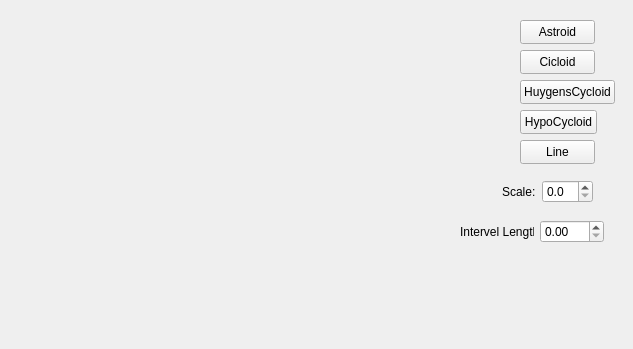
This is mainwindow.ui in InasALKamachy/DEVEL as Qt 5 draws it before an edit. The edited form follows.
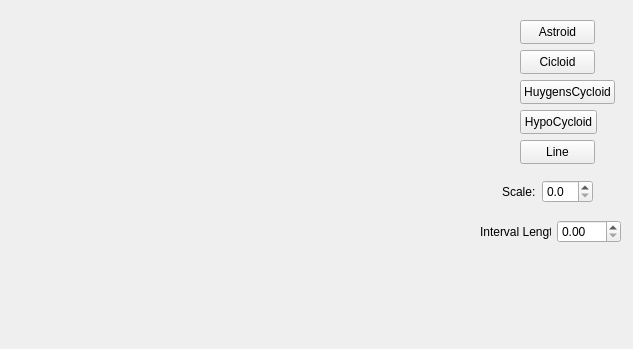
This is the edited form. Custom widgets are drawn as their Qt base class.

Commit message: finish setScale and setLength

```diff
--- a/mainwindow.ui
+++ b/mainwindow.ui
@@ -127,9 +127,9 @@
    <widget class="QWidget" name="">
     <property name="geometry">
      <rect>
-      <x>460</x>
+      <x>480</x>
       <y>220</y>
-      <width>144</width>
+      <width>141</width>
       <height>24</height>
      </rect>
     </property>
@@ -137,7 +137,7 @@
      <item>
       <widget class="QLabel" name="label_2">
        <property name="text">
-        <string>Intervel Length:</string>
+        <string>Interval Length</string>
        </property>
       </widget>
      </item>
```
The commit also changes 3 other files.
